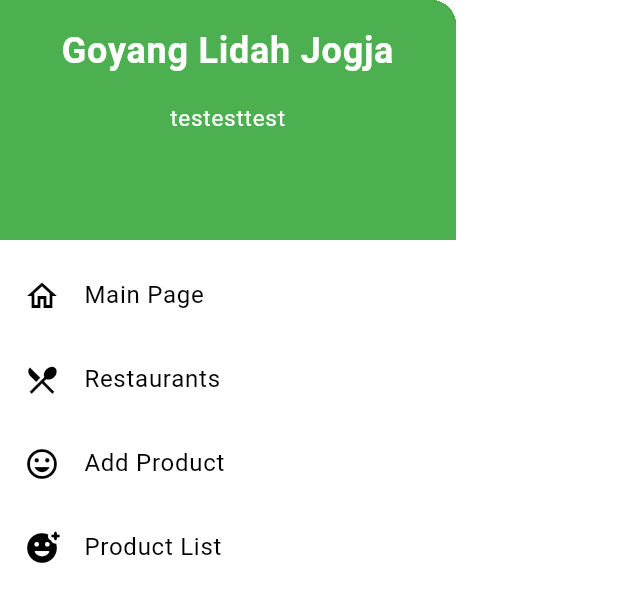
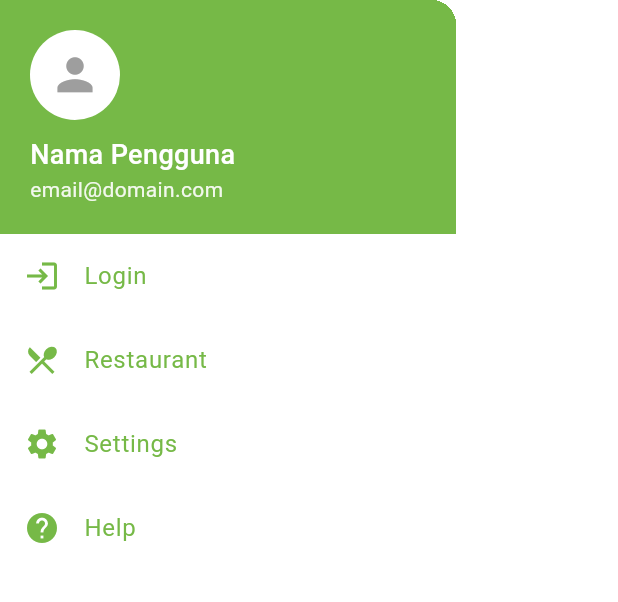
Before and after one commit to D-EZA-Kelompok5/goyang-lidah-jogja-mobile, a Flutter app: the LeftDrawer widget shown alone on an empty page, opened directly, on a phone screen of 412 x 824 dp. Shown: the top 602 px of the screen. Run offline on Flutter 3.47's test engine with Material 3 defaults, Android fonts, the light colour scheme and no system bars; missing offline and left inert: pbp_django_auth; network calls fail.

Commit message:
redirect to restaurant page from left drawer

```diff
--- a/lib/screens/homepage.dart
+++ b/lib/screens/homepage.dart
@@ -1,4 +1,5 @@
 import 'package:flutter/material.dart';
+import 'package:goyang_lidah_jogja/screens/restaurant_page.dart';
 import 'package:pbp_django_auth/pbp_django_auth.dart';
 import 'package:provider/provider.dart';
 import 'package:goyang_lidah_jogja/screens/register.dart';
@@ -61,6 +62,22 @@ class _MyHomePageState extends State<MyHomePage> {
               leading: Icon(Icons.help, color: Colors.green[700]),
               title: Text('Help', style: TextStyle(color: Colors.green[700])),
               onTap: () {},
+            ),
+            ListTile(
+              leading:
+                  const Icon(Icons.restaurant_menu, color: Color(0xFF76B947)),
+              title: const Text(
+                'Restaurant',
+                style: TextStyle(color: Color(0xFF76B947)),
+              ),
+              onTap: () {
+                Navigator.pushReplacement(
+                  context,
+                  MaterialPageRoute(
+                    builder: (context) => RestaurantPage(),
+                  ),
+                );
+              },
             ),
           ],
         ),
--- a/lib/screens/restaurant_page.dart
+++ b/lib/screens/restaurant_page.dart
@@ -1,6 +1,7 @@
 import 'package:flutter/material.dart';
 import 'package:goyang_lidah_jogja/models/restaurant.dart';
 import 'package:goyang_lidah_jogja/models/user_profile.dart';
+import 'package:goyang_lidah_jogja/widgets/left_drawer.dart';
 import '../models/restaurant.dart';
 import '../models/user_profile.dart';
 
@@ -11,7 +12,7 @@ class RestaurantPage extends StatelessWidget {
   final List<Restaurant> restaurants = [
     Restaurant(
       id: 1,
-      name: "Jogja Special Restaurant",
+      name: "Gudeg Mak Djum",
       description:
           "Experience the authentic taste of Yogyakarta with our traditional dishes and modern fusion cuisine.",
       address: "Jl. Malioboro No. 123, Yogyakarta",
@@ -44,6 +45,8 @@ class RestaurantPage extends StatelessWidget {
         ),
         centerTitle: true,
       ),
+      // Add the drawer here
+      drawer: const LeftDrawer(),
       body: Padding(
         padding: const EdgeInsets.all(16.0),
         child: restaurants.isEmpty
--- a/lib/widgets/left_drawer.dart
+++ b/lib/widgets/left_drawer.dart
@@ -2,6 +2,88 @@ import 'package:flutter/material.dart';
 import 'package:goyang_lidah_jogja/screens/homepage.dart';
 import 'package:goyang_lidah_jogja/screens/restaurant_page.dart';
 import '../screens/restaurant_page.dart'; // Adjust the import path based on your project structure
+
+// class LeftDrawer extends StatelessWidget {
+//   const LeftDrawer({super.key});
+
+//   @override
+//   Widget build(BuildContext context) {
+//     return Drawer(
+//       child: ListView(
+//         children: [
+//           DrawerHeader(
+//             decoration: BoxDecoration(
+//               color: Theme.of(context).colorScheme.primary,
+//             ),
+//             child: const Column(
+//               children: [
+//                 Text(
+//                   'Goyang Lidah Jogja',
+//                   textAlign: TextAlign.center,
+//                   style: TextStyle(
+//                     fontSize: 24,
+//                     fontWeight: FontWeight.bold,
+//                     color: Colors.white,
+//                   ),
+//                 ),
+//                 Padding(padding: EdgeInsets.all(8)),
+//                 Text(
+//                   "testesttest",
+//                   textAlign: TextAlign.center,
+//                   style: TextStyle(
+//                     fontSize: 15.0,
+//                     color: Colors.white,
+//                     fontWeight: FontWeight.normal,
+//                   ),
+//                 ),
+//               ],
+//             ),
+//           ),
+//           ListTile(
+//             leading: const Icon(Icons.home_outlined),
+//             title: const Text('Main Page'),
+//             onTap: () {
+//               Navigator.pushReplacement(
+//                 context,
+//                 MaterialPageRoute(builder: (context) => MyHomePage()),
+//               );
+//             },
+//           ),
+//           ListTile(
+//             leading: const Icon(Icons.restaurant_menu),
+//             title: const Text('Restaurants'),
+//             onTap: () {
+//               Navigator.push(
+//                 context,
+//                 MaterialPageRoute(builder: (context) => RestaurantPage()),
+//               );
+//             },
+//           ),
+//           ListTile(
+//             leading: const Icon(Icons.mood),
+//             title: const Text('Add Product'),
+//             onTap: () {
+//               ScaffoldMessenger.of(context).showSnackBar(
+//                 const SnackBar(content: Text("Add Product button pressed")),
+//               );
+//             },
+//           ),
+//           ListTile(
+//             leading: const Icon(Icons.add_reaction_rounded),
+//             title: const Text('Product List'),
+//             onTap: () {
+//               ScaffoldMessenger.of(context).showSnackBar(
+//                 const SnackBar(content: Text("Product List button pressed")),
+//               );
+//             },
+//           ),
+//         ],
+//       ),
+//     );
+//   }
+// }
+
+import 'package:flutter/material.dart';
 
 class LeftDrawer extends StatelessWidget {
   const LeftDrawer({super.key});
@@ -9,76 +91,94 @@ class LeftDrawer extends StatelessWidget {
   @override
   Widget build(BuildContext context) {
     return Drawer(
+      child: Container(
+        color: Colors.white,
         child: ListView(
           children: [
-          DrawerHeader(
-            decoration: BoxDecoration(
-              color: Theme.of(context).colorScheme.primary,
-            ),
-            child: const Column(
+            Container(
+              color:
+                  const Color(0xFF76B947), // Green color from your screenshot
+              padding: const EdgeInsets.all(20),
+              child: Column(
+                crossAxisAlignment: CrossAxisAlignment.start,
                 children: [
-                Text(
-                  'Goyang Lidah Jogja',
-                  textAlign: TextAlign.center,
-                  style: TextStyle(
-                    fontSize: 24,
-                    fontWeight: FontWeight.bold,
-                    color: Colors.white,
+                  const CircleAvatar(
+                    backgroundColor: Colors.white,
+                    radius: 30,
+                    child: Icon(
+                      Icons.person,
+                      size: 35,
+                      color: Colors.grey,
                     ),
                   ),
-                Padding(padding: EdgeInsets.all(8)),
+                  const SizedBox(height: 10),
+                  const Text(
+                    'Nama Pengguna',
+                    style: TextStyle(
+                      color: Colors.white,
+                      fontSize: 18,
+                      fontWeight: FontWeight.w500,
+                    ),
+                  ),
                   Text(
-                  "testesttest",
-                  textAlign: TextAlign.center,
+                    'email@domain.com',
                     style: TextStyle(
-                    fontSize: 15.0,
-                    color: Colors.white,
-                    fontWeight: FontWeight.normal,
+                      color: Colors.white.withOpacity(0.9),
+                      fontSize: 14,
                     ),
                   ),
                 ],
               ),
             ),
             ListTile(
-            leading: const Icon(Icons.home_outlined),
-            title: const Text('Main Page'),
+              leading: const Icon(Icons.login, color: Color(0xFF76B947)),
+              title: const Text(
+                'Login',
+                style: TextStyle(color: Color(0xFF76B947)),
+              ),
+              onTap: () {
+                // Add your login navigation here
+              },
+            ),
+            ListTile(
+              leading:
+                  const Icon(Icons.restaurant_menu, color: Color(0xFF76B947)),
+              title: const Text(
+                'Restaurant',
+                style: TextStyle(color: Color(0xFF76B947)),
+              ),
               onTap: () {
                 Navigator.pushReplacement(
                   context,
-                MaterialPageRoute(builder: (context) => MyHomePage()),
+                  MaterialPageRoute(
+                    builder: (context) => RestaurantPage(),
+                  ),
                 );
               },
             ),
             ListTile(
-            leading: const Icon(Icons.restaurant_menu),
-            title: const Text('Restaurants'),
+              leading: const Icon(Icons.settings, color: Color(0xFF76B947)),
+              title: const Text(
+                'Settings',
+                style: TextStyle(color: Color(0xFF76B947)),
+              ),
               onTap: () {
-              Navigator.push(
-                context,
-                MaterialPageRoute(builder: (context) => RestaurantPage()),
-              );
+                // Add your settings navigation here
               },
             ),
             ListTile(
-            leading: const Icon(Icons.mood),
-            title: const Text('Add Product'),
+              leading: const Icon(Icons.help, color: Color(0xFF76B947)),
+              title: const Text(
+                'Help',
+                style: TextStyle(color: Color(0xFF76B947)),
+              ),
               onTap: () {
-              ScaffoldMessenger.of(context).showSnackBar(
-                const SnackBar(content: Text("Add Product button pressed")),
-              );
-            },
-          ),
-          ListTile(
-            leading: const Icon(Icons.add_reaction_rounded),
-            title: const Text('Product List'),
-            onTap: () {
-              ScaffoldMessenger.of(context).showSnackBar(
-                const SnackBar(content: Text("Product List button pressed")),
-              );
+                // Add your help navigation here
               },
             ),
           ],
         ),
+      ),
     );
   }
 }
```
Lines whose indentation alone changed are shown as unchanged.
